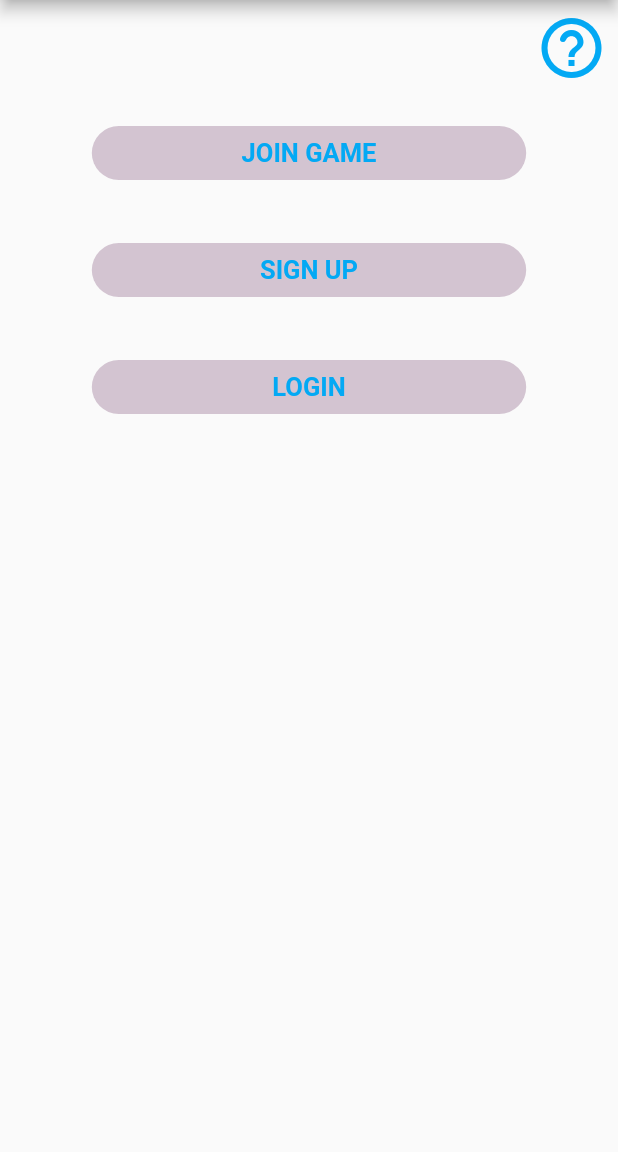
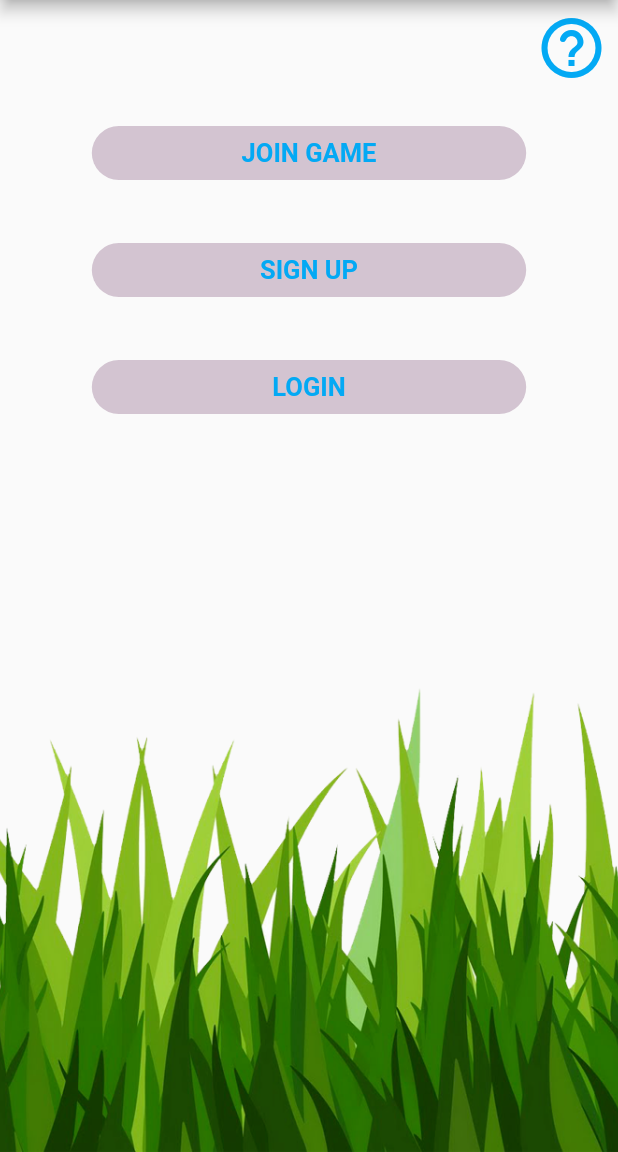
Before and after one commit to DisQuest/DisQuest, a Flutter app: the screen it shows after launch, on a phone screen of 412 x 824 dp, the part 84-1236 px from its top. Run offline on Flutter 3.47's test engine with Material 2 defaults, Android fonts, the phone set to English and light mode, and no system bars; our stand-ins replace camera, cloud_firestore, firebase_auth, firebase_storage, fluttertoast, image_picker and 1 more; accounts and stored records are empty.

Commit message:
added background

```diff
--- a/DisQuest/lib/createGame.dart
+++ b/DisQuest/lib/createGame.dart
@@ -36,12 +36,12 @@ class _CreateGame extends State<CreateGame> {
           child: Column(
             mainAxisAlignment: MainAxisAlignment.center,
             children: <Widget>[
-              Container(
+              /* Container(
                 child: TextField(
                   decoration: InputDecoration(
                       border: InputBorder.none, hintText: 'Quest Name'),
                 ),
-              ),
+              ),*/
               Container(
                   //  flex: 6,
                   child: Row(
--- a/DisQuest/lib/main.dart
+++ b/DisQuest/lib/main.dart
@@ -62,6 +62,14 @@ class _MyHomePageState extends State<MyHomePage> {
       ),
       body: Stack(
         children: <Widget>[
+          Container(
+            decoration: BoxDecoration(
+              image: DecorationImage(
+                image: AssetImage("assets/images/grass.png"),
+                fit: BoxFit.cover,
+              ),
+            ),
+          ),
           Column(
             //mainAxisAlignment: MainAxisAlignment.center,
             children: [
@@ -195,14 +203,6 @@ class _MyHomePageState extends State<MyHomePage> {
               ),
             ],
           ),
-          /* Container(
-            decoration: BoxDecoration(
-              image: DecorationImage(
-                image: AssetImage("assets/images/grass.png"),
-                fit: BoxFit.cover,
-              ),
-            ),
-          ),*/
         ],
       ),
     );
```
